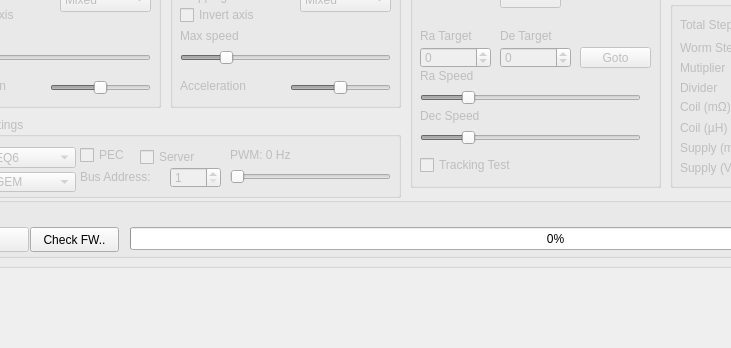
Qt form mainwindow.ui (ahp-electronics/gt-configurator) before a commit; both pictures show x 90 to 821 and y 273 to 621 of the 1100 by 621 pixel window.
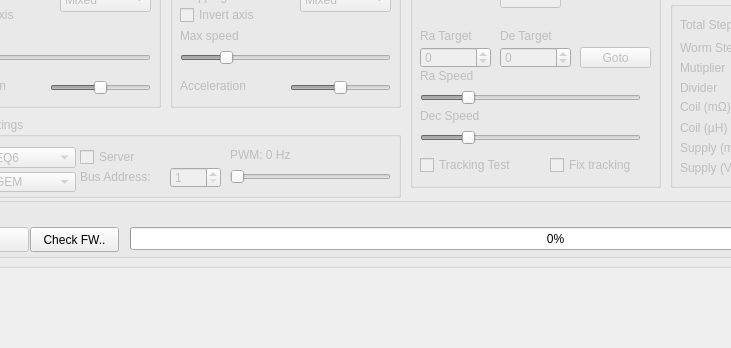
The same form after that commit.

Commit message: Add tracking correction

Patch:
```diff
--- a/mainwindow.ui
+++ b/mainwindow.ui
@@ -957,7 +957,7 @@
        <rect>
         <x>10</x>
         <y>380</y>
-        <width>131</width>
+        <width>121</width>
         <height>16</height>
        </rect>
       </property>
@@ -1042,6 +1042,19 @@
        <string>De Target</string>
       </property>
      </widget>
+     <widget class="QCheckBox" name="TuneTrack">
+      <property name="geometry">
+       <rect>
+        <x>140</x>
+        <y>380</y>
+        <width>101</width>
+        <height>16</height>
+       </rect>
+      </property>
+      <property name="text">
+       <string>Fix tracking</string>
+      </property>
+     </widget>
     </widget>
     <widget class="QGroupBox" name="commonSettings">
      <property name="enabled">
@@ -1204,19 +1217,6 @@
        </property>
       </item>
      </widget>
-     <widget class="QCheckBox" name="PPEC">
-      <property name="geometry">
-       <rect>
-        <x>150</x>
-        <y>30</y>
-        <width>51</width>
-        <height>16</height>
-       </rect>
-      </property>
-      <property name="text">
-       <string>PEC</string>
-      </property>
-     </widget>
      <widget class="QSpinBox" name="Address">
       <property name="geometry">
        <rect>
@@ -1252,7 +1252,7 @@
      <widget class="QCheckBox" name="Server">
       <property name="geometry">
        <rect>
-        <x>210</x>
+        <x>150</x>
         <y>30</y>
         <width>91</width>
         <height>20</height>
```
The commit also changes 2 other files.
